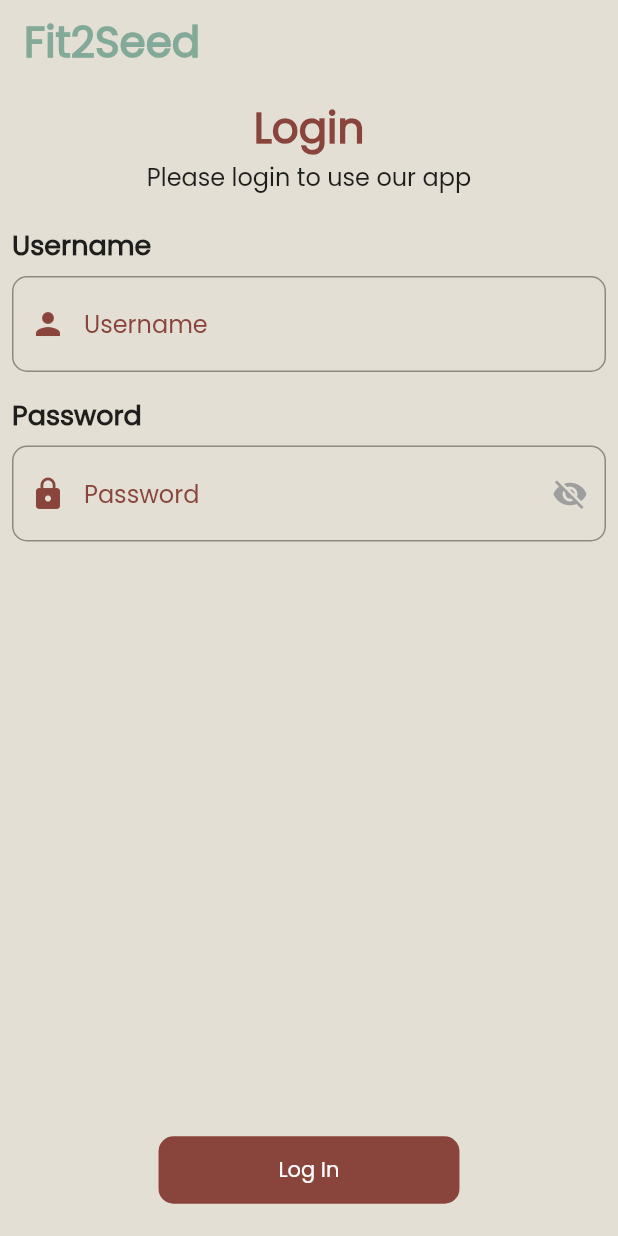
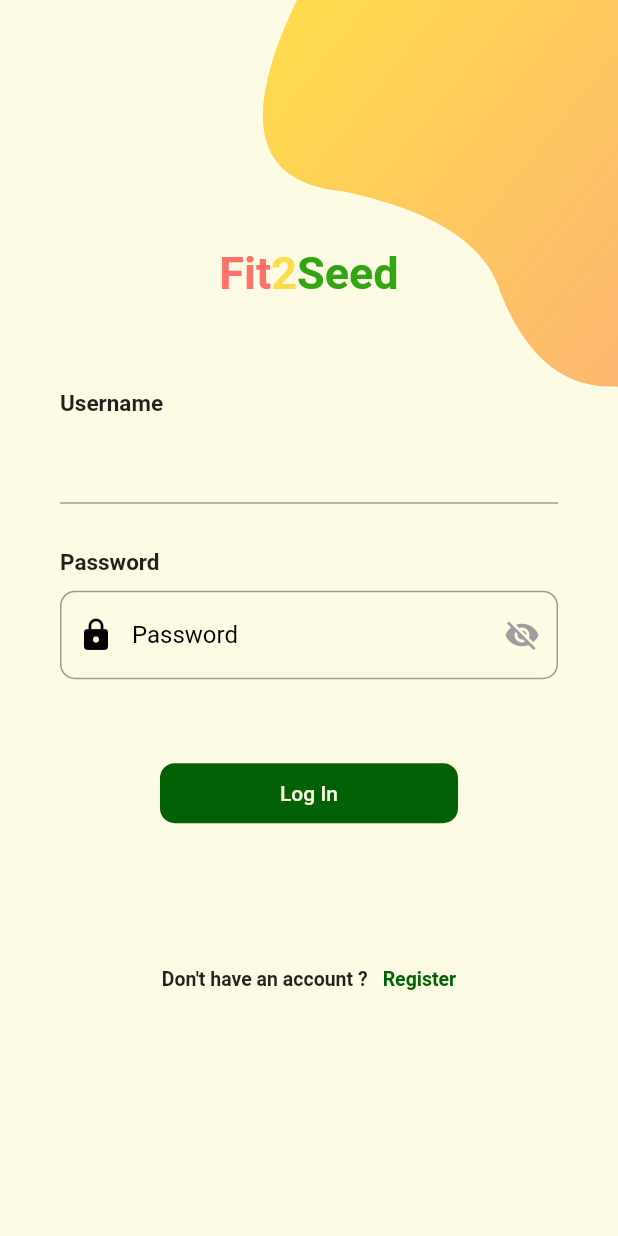
Before and after one commit to pi-surfer/Biometric_app, a Flutter app: the screen it shows after launch, on a phone screen of 412 x 824 dp. Run offline on Flutter 3.47's test engine with Material 2 defaults, Android fonts, the phone set to English and light mode, and no system bars; our stand-ins replace carousel_slider, dio, fl_chart, jwt_decoder, material_design_icons_flutter, percent_indicator and 2 more.

Commit message:
login page added

```diff
--- a/lib/main.dart
+++ b/lib/main.dart
@@ -1,4 +1,5 @@
 import 'package:app_project/models/projects.dart';
+import 'package:app_project/screens/login_page.dart';
 import 'package:flutter/material.dart';
 import 'package:provider/provider.dart';
 
@@ -7,9 +8,11 @@ import 'package:app_project/services/impact.dart';
 import 'package:app_project/models/missions.dart';
 import 'package:app_project/utils/shared_preferences.dart';
 
+import 'screens/login/login_page.dart';
+
 // VERSION 1.2
 
-void main() {
+/*void main() {
   runApp(MyApp());
 } // main
 
@@ -39,4 +42,20 @@ class MyApp extends StatelessWidget {
           home: const Splash(),
         ));
   } // build
+} // MyApp */
+
+void main() {
+  runApp(const MyApp());
+
+} // main
+
+class MyApp extends StatelessWidget {
+  const MyApp({Key? key}) : super(key: key);
+
+  @override
+  Widget build(BuildContext context) {
+    return const MaterialApp(
+      home: LoginScreen()
+    );
+  } // build
 } // MyApp
--- /dev/null
+++ b/lib/models/CustomClipper.dart
@@ -0,0 +1,44 @@
+import 'package:flutter/material.dart';
+import 'package:flutter/painting.dart';
+
+class ClipPainter extends CustomClipper<Path> {
+  @override
+  Path getClip(Size size) {
+    var height = size.height;
+    var width = size.width;
+    var path = new Path();
+
+    path.lineTo(0, size.height);
+    path.lineTo(size.width, height);
+    path.lineTo(size.width, 0);
+
+    /// [Top Left corner]
+    var secondControlPoint = Offset(0, 0);
+    var secondEndPoint = Offset(width * .2, height * .3);
+    path.quadraticBezierTo(secondControlPoint.dx, secondControlPoint.dy,
+        secondEndPoint.dx, secondEndPoint.dy);
+
+    /// [Left Middle]
+    var fifthControlPoint = Offset(width * .3, height * .5);
+    var fiftEndPoint = Offset(width * .23, height * .6);
+    path.quadraticBezierTo(fifthControlPoint.dx, fifthControlPoint.dy,
+        fiftEndPoint.dx, fiftEndPoint.dy);
+
+    /// [Bottom Left corner]
+    var thirdControlPoint = Offset(0, height);
+    var thirdEndPoint = Offset(width, height);
+    path.quadraticBezierTo(thirdControlPoint.dx, thirdControlPoint.dy,
+        thirdEndPoint.dx, thirdEndPoint.dy);
+
+    path.lineTo(0, size.height);
+    path.close();
+
+    return path;
+  }
+
+  @override
+  bool shouldReclip(CustomClipper<Path> oldClipper) {
+    // TODO: implement shouldReclip
+    return true;
+  }
+}
--- a/lib/screens/login/login_page.dart
+++ b/lib/screens/login/login_page.dart
@@ -1,4 +1,4 @@
-import 'package:app_project/screens/onboarding/impact_ob.dart';
+/*import 'package:app_project/screens/onboarding/impact_ob.dart';
 import 'package:flutter/material.dart';
 import 'package:provider/provider.dart';
 
@@ -184,4 +184,4 @@ class _LoginPageState extends State<LoginPage> {
       ),
     );
   }
-}
+}*/
--- a/lib/screens/login_page.dart
+++ b/lib/screens/login_page.dart
@@ -0,0 +1,280 @@
+import 'package:app_project/models/CustomClipper.dart';
+import 'package:app_project/screens/home_page.dart';
+import 'package:app_project/screens/onboarding/impact_ob.dart';
+import 'package:flutter/material.dart';
+import 'package:provider/provider.dart';
+import 'package:flutter/foundation.dart';
+import 'package:flutter/gestures.dart';
+import 'package:flutter/material.dart';
+//import 'authentication.dart';
+import 'package:flutter/services.dart';
+
+import 'package:app_project/utils/shared_preferences.dart';
+
+import 'dart:math';
+
+import 'package:app_project/screens/signup_page.dart';
+
+class LoginScreen extends StatefulWidget {
+  const LoginScreen({Key? key}) : super(key: key);
+
+
+
+  @override
+  _LoginScreenState createState() => _LoginScreenState();
+
+}
+
+class _LoginScreenState extends State<LoginScreen> {
+
+  static bool _passwordVisible = false;
+  final TextEditingController userController = TextEditingController();
+  final TextEditingController passwordController = TextEditingController();
+  final _formKey = GlobalKey<FormState>();
+  void _showPassword() {
+    setState(() {
+      _passwordVisible = !_passwordVisible;
+    });
+  }
+
+  @override
+  Widget build(BuildContext context) {
+    final height = MediaQuery.of(context).size.height;
+    return Scaffold(
+      backgroundColor: Color.fromARGB(255, 254, 251, 228),
+        body: Container(
+      height: height,
+      child: Stack(
+        children: <Widget>[
+          Positioned(
+            top: -MediaQuery.of(context).size.height * .15,
+            right: -MediaQuery.of(context).size.width * .4,
+            child: Container(
+                child: Transform.rotate(
+              angle: -pi / 3.5,
+              child: ClipPath(
+                clipper: ClipPainter(),
+                child: Container(
+                  height: MediaQuery.of(context).size.height * .5,
+                  width: MediaQuery.of(context).size.width,
+                  decoration: BoxDecoration(
+                    gradient: LinearGradient(
+                      begin: Alignment.topCenter,
+                      end: Alignment.bottomCenter,
+                      colors: [
+                        Color.fromARGB(255, 255, 221, 74),
+                        Color.fromARGB(255, 253, 176, 120),
+                      ],
+                    ),
+                  ),
+                ),
+              ),
+            )),
+          ),
+          Container(
+            padding: EdgeInsets.symmetric(horizontal: 40),
+            child: SingleChildScrollView(
+              child: Column(
+                crossAxisAlignment: CrossAxisAlignment.center,
+                mainAxisAlignment: MainAxisAlignment.center,
+                children: <Widget>[
+                  SizedBox(height: height * .2),
+                  RichText(
+                    textAlign: TextAlign.center,
+                    text: TextSpan(
+                        text: 'Fit',
+                        style: TextStyle(
+                          fontSize: 30,
+                          fontWeight: FontWeight.bold,
+                          color: Color.fromARGB(255,255, 114, 106),
+                        ),
+                        children: [
+                          TextSpan(
+                            text: '2',
+                            style: TextStyle(color: Color.fromARGB(255, 255, 221, 74), fontSize: 30),
+                          ),
+                          TextSpan(
+                            text: 'Seed',
+                            style: TextStyle(color: Color.fromARGB(255,50, 165, 19), fontSize: 30),
+                          ),
+                        ]),
+                  ),
+                  SizedBox(height: 50),
+                  Column(
+                    children: <Widget>[
+                      Container(
+                        margin: EdgeInsets.symmetric(vertical: 10),
+                        child: Column(
+                          crossAxisAlignment: CrossAxisAlignment.start,
+                          children: <Widget>[
+                            Text(
+                              "Username",
+                              style: TextStyle(
+                                  fontWeight: FontWeight.bold, fontSize: 15),
+                            ),
+                            SizedBox(
+                              height: 10,
+                            ),
+                            TextFormField(
+                              validator: (String? value) {
+                                if (value == null || value.isEmpty) {
+                                  return 'Username is required';
+                                } else if (value != 'username') {
+                                  return 'Username is wrong';
+                                }
+                              return null;
+                            },),
+                            SizedBox(
+                              height: 10,
+                            ),
+                            /*TextField(
+                                obscureText: false,
+                                decoration: InputDecoration(
+                                    border: InputBorder.none,
+                                    fillColor: Color.fromARGB(100, 255, 221, 74),
+                                    filled: true))*/
+                          ],
+                        ),
+                      ),
+                      Container(
+                        margin: EdgeInsets.symmetric(vertical: 10),
+                        child: Column(
+                          crossAxisAlignment: CrossAxisAlignment.start,
+                          children: <Widget>[
+                            Text(
+                              "Password",
+                              style: TextStyle(
+                                  fontWeight: FontWeight.bold, fontSize: 15),
+                            ),
+                            SizedBox(
+                              height: 10,
+                            ),
+                            TextFormField(
+                              validator: (String? value) {
+                                if (value == null || value.isEmpty) {
+                                  return 'Password is required';
+                                } else if (value != 'password') {
+                                  return 'Password is wrong';
+                                }
+                                return null;
+                              },
+                              controller: passwordController,
+                              cursorColor: const Color.fromARGB(255, 1, 97, 4),
+                              obscureText: !_passwordVisible,
+                              decoration: InputDecoration(
+                              focusedBorder: OutlineInputBorder(
+                              borderRadius: BorderRadius.circular(15),
+                              borderSide: const BorderSide(
+                                color: Colors.black,
+                              ),
+                             ),
+                              border: const OutlineInputBorder(
+                              borderRadius: BorderRadius.all(Radius.circular(10.0))),
+                              prefixIcon: const Icon(
+                              Icons.lock,
+                              color: Colors.black,
+                              ),
+                              suffixIcon: IconButton(
+                              icon: Icon(
+                              _passwordVisible
+                                ? Icons.visibility
+                                : Icons.visibility_off,
+                              color: Colors.grey,
+                              ),
+                              onPressed: () {
+                                _showPassword();
+                              },
+                              ),
+                              hintText: 'Password',
+                              hintStyle: const TextStyle(color: Colors.black),
+                              ),
+                            ),
+                            SizedBox(
+                              height: 10,
+                            ),
+                            /*TextField(
+                                obscureText: true,
+                                decoration: InputDecoration(
+                                    border: InputBorder.none,
+                                    fillColor: Color.fromARGB(100, 255, 221, 74),
+                                    filled: true))*/
+                          ],
+                        ),
+                      )
+                    ],
+                  ),
+                  SizedBox(height: 20),
+                  Align(
+                    alignment: Alignment.bottomCenter,
+                    child: Padding(
+                      padding: const EdgeInsets.all(12.0),
+                      child: ElevatedButton(
+                        onPressed: () {
+                          if (_formKey.currentState!.validate()) {
+                            var prefs =
+                              Provider.of<Preferences>(context, listen: false);
+                            prefs.username = userController.text;
+                            prefs.password = passwordController.text;
+                            Navigator.of(context).pushReplacement(MaterialPageRoute(
+                              builder: (context) => HomePage()));
+                          }
+                        },
+                        style: ButtonStyle(
+                        //maximumSize: const MaterialStatePropertyAll(Size(50, 20)),
+                        shape: MaterialStateProperty.all(RoundedRectangleBorder(
+                            borderRadius: BorderRadius.circular(10))),
+                        elevation: MaterialStateProperty.all(0),
+                        padding: MaterialStateProperty.all<EdgeInsetsGeometry>(
+                            const EdgeInsets.symmetric(
+                                horizontal: 80, vertical: 12)),
+                        foregroundColor:
+                            MaterialStateProperty.all<Color>(Color.fromARGB(255, 254, 251, 228)),
+                        backgroundColor: MaterialStateProperty.all<Color>(
+                            const Color.fromARGB(255, 1, 97, 4))),
+                      child: const Text('Log In'),
+                  ),
+                ),
+              ),
+                  SizedBox(height: height * .055),
+                  InkWell(
+                    onTap: () {
+                      Navigator.push(
+                          context,
+                          MaterialPageRoute(
+                              builder: (context) => SignUpScreen()));
+                    },
+                    child: Container(
+                      margin: EdgeInsets.symmetric(vertical: 20),
+                      padding: EdgeInsets.all(15),
+                      alignment: Alignment.bottomCenter,
+                      child: Row(
+                        mainAxisAlignment: MainAxisAlignment.center,
+                        children: <Widget>[
+                          Text(
+                            'Don\'t have an account ?',
+                            style: TextStyle(
+                                fontSize: 13, fontWeight: FontWeight.w600),
+                          ),
+                          SizedBox(
+                            width: 10,
+                          ),
+                          Text(
+                            'Register',
+                            style: TextStyle(
+                                color: Color.fromARGB(255, 1, 97, 4),
+                                fontSize: 13,
+                                fontWeight: FontWeight.w600),
+                          ),
+                        ],
+                      ),
+                    ),
+                  ),
+                ],
+              ),
+            ),
+          ),
+        ],
+      ),
+    ));
+  }
+}
--- a/lib/screens/profile_page.dart
+++ b/lib/screens/profile_page.dart
@@ -2,6 +2,7 @@
 
 import 'dart:math';
 
+import 'package:app_project/screens/login_page.dart';
 import 'package:app_project/widgets/funky_overlay.dart';
 import 'package:flutter/material.dart';
 
@@ -729,7 +730,7 @@ class _ProfilePageState extends State<ProfilePage> {
   void _toLoginPage(BuildContext context) {
     Navigator.pop(context);
     Navigator.of(context)
-        .push(MaterialPageRoute(builder: (context) => LoginPage()));
+        .push(MaterialPageRoute(builder: (context) => LoginScreen()));
   } // _toLoginPage
 
   void _toHomePage(BuildContext context) {
--- a/lib/screens/skeleton_page.dart
+++ b/lib/screens/skeleton_page.dart
@@ -1,3 +1,4 @@
+import 'package:app_project/screens/login_page.dart';
 import 'package:flutter/material.dart';
 import 'package:material_design_icons_flutter/material_design_icons_flutter.dart';
 import 'package:shared_preferences/shared_preferences.dart';
@@ -170,7 +171,7 @@ class _SkeletonPageState extends State<SkeletonPage>
 
     Navigator.pop(context);
     Navigator.of(context)
-        .push(MaterialPageRoute(builder: (context) => LoginPage()));
+        .push(MaterialPageRoute(builder: (context) => LoginScreen()));
   } // _toLoginPage
 
   void _toProfilePage(BuildContext context) {
--- a/lib/screens/splash.dart
+++ b/lib/screens/splash.dart
@@ -1,3 +1,4 @@
+import 'package:app_project/screens/login_page.dart';
 import 'package:app_project/services/server_strings.dart';
 import 'package:flutter/material.dart';
 import 'package:provider/provider.dart';
@@ -22,7 +23,7 @@ class Splash extends StatelessWidget {
   void _toLoginPage(BuildContext context) {
     debugPrint('DEBUG: $routeDisplayName ln. 21 fnc. _toLoginPage');
     Navigator.of(context).pushReplacement(
-        MaterialPageRoute(builder: ((context) => LoginPage())));
+        MaterialPageRoute(builder: ((context) => LoginScreen())));
         debugPrint('DEBUG: $routeDisplayName ln. 24 fnc. _toLoginPage');
   } //_toLoginPage
 
```
Also changed, not shown: lib/screens/signup_page.dart (added, +257 -0 lines).
